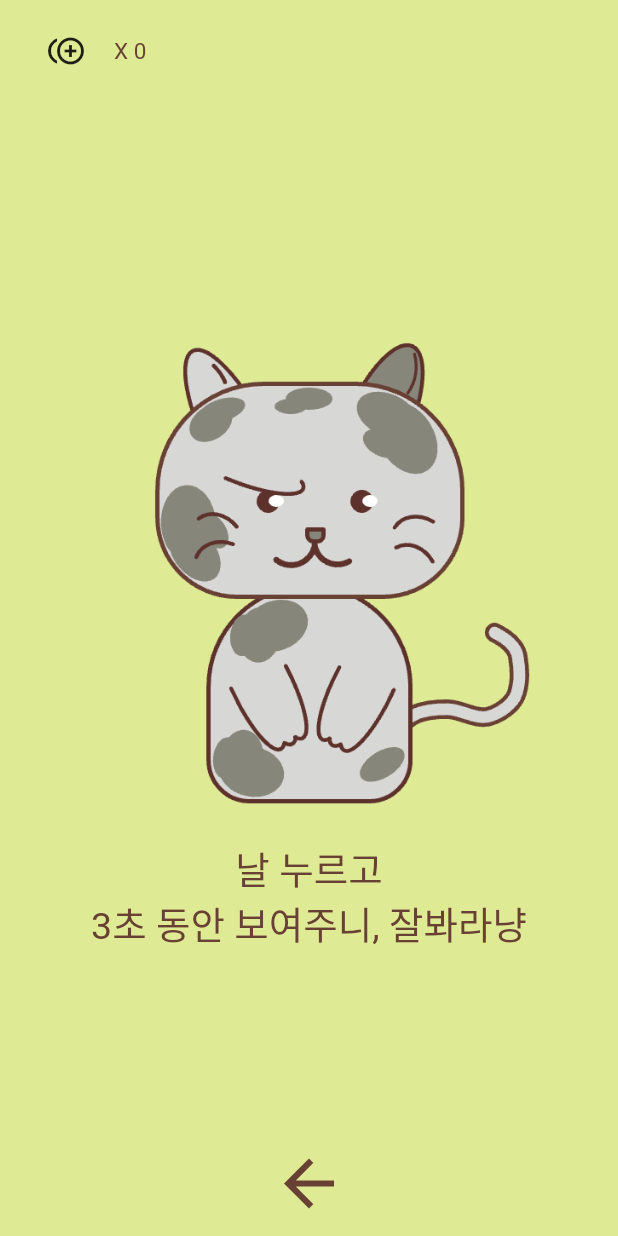
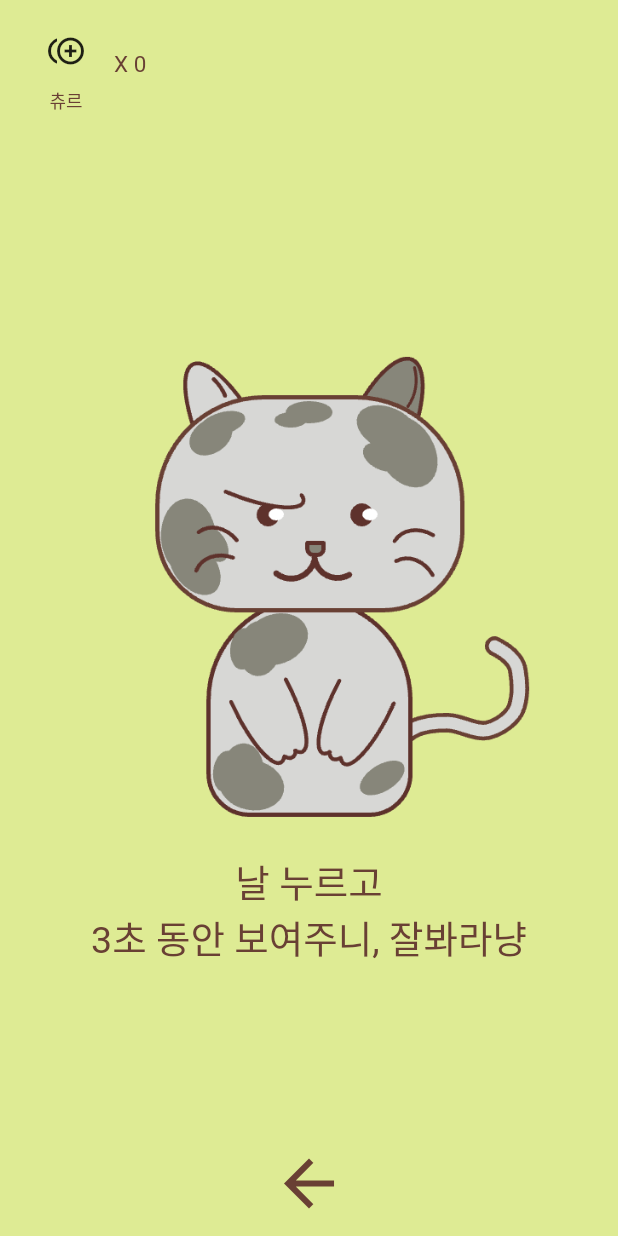
Before and after one commit to Dolphin-PC/memory_game, a Flutter app: the StageScreen screen opened directly, after a tap on an icon or button, on a phone screen of 412 x 824 dp. Run offline on Flutter 3.47's test engine with Material 2 defaults, Android fonts, the phone set to English and light mode, and no system bars; our stand-ins replace fluttertoast, google_fonts, google_mobile_ads, logger, package_info_plus, shared_preferences and 1 more; missing offline and left inert: flutter_windowmanager; accounts and stored records are empty; network calls fail.

Commit message:
게임 ui 수정(toast)

```diff
--- a/lib/screens/game_screen.dart
+++ b/lib/screens/game_screen.dart
@@ -64,7 +64,7 @@ class _GameScreenState extends State<GameScreen> {
     if (gameProvider.isAllUnCorrect) {
       text = "남은 생명이 없다냥\n다시 할거면 날 눌러라냥";
     } else if (gameProvider.isAllCorrect) {
-      text = "정답이다냥\n다시 할거면 날 눌러라냥";
+      text = "정답이다냥";
       catImageName = "same_card_cat_hands_up.png";
     }
 
@@ -78,6 +78,34 @@ class _GameScreenState extends State<GameScreen> {
           text,
           textAlign: TextAlign.center,
           style: TextStyles.cardText,
+        ),
+        Visibility(
+          visible: gameProvider.isAllCorrect,
+          child: Row(
+            mainAxisAlignment: MainAxisAlignment.spaceEvenly,
+            children: [
+              Column(
+                children: [
+                  IconButton(
+                    onPressed: () => Navigator.pop(context),
+                    icon: Icon(Icons.list_rounded),
+                    iconSize: 32,
+                  ),
+                  Text('목록으로', style: TextStyles.plainText)
+                ],
+              ),
+              Column(
+                children: [
+                  IconButton(
+                    onPressed: () => gameStart(),
+                    icon: Icon(Icons.refresh),
+                    iconSize: 32,
+                  ),
+                  Text('다시하기', style: TextStyles.plainText)
+                ],
+              ),
+            ],
+          ),
         )
       ],
     );
@@ -89,7 +117,7 @@ class _GameScreenState extends State<GameScreen> {
     await pointProvider.addPoint(PointType.gameClear);
     await stageProvider.update(stageInfoModel: widget.stageInfoModel, prmMap: {'is_clear': true});
     if (await stageProvider.unlockNextRound(stageInfoModel: widget.stageInfoModel)) {
-      Toasts.show(msg: "다음 스테이지가 열렸다냥");
+      Toasts.show(msg: "다음 스테이지가 열렸다냥\n츄르 1개를 얻었다냥");
     }
   }
 
--- a/lib/styles/text_styles.dart
+++ b/lib/styles/text_styles.dart
@@ -7,6 +7,7 @@ class TextStyles {
   static TextStyle get titleText => GoogleFonts.nanumBrushScript(color: ColorStyles.textColor, fontSize: 50, fontWeight: FontWeight.w700);
   static TextStyle get cardText => GoogleFonts.nanumBrushScript(color: ColorStyles.borderColor, fontSize: 25, fontWeight: FontWeight.w400);
   static TextStyle get plainText => GoogleFonts.nanumGothic(color: ColorStyles.borderColor, fontSize: 15, fontWeight: FontWeight.w400);
+  static TextStyle get labelText => GoogleFonts.nanumGothic(color: ColorStyles.borderColor, fontSize: 12, fontWeight: FontWeight.w400);
   static TextStyle get buttonText => GoogleFonts.nanumGothic(color: ColorStyles.borderColor, fontSize: 15, fontWeight: FontWeight.w400);
 
   static TextStyle plainTexts([double fontSize = 15]) {
--- a/lib/widgets/point_widget.dart
+++ b/lib/widgets/point_widget.dart
@@ -1,5 +1,6 @@
 import 'package:card_memory_game/ads/ad_rewarded.dart';
 import 'package:card_memory_game/common/widgets/dialogs.dart';
+import 'package:card_memory_game/common/widgets/toasts.dart';
 import 'package:card_memory_game/main.dart';
 import 'package:card_memory_game/providers/point_provider.dart';
 import 'package:card_memory_game/screens/point_history_screen.dart';
@@ -29,6 +30,9 @@ class _PointWidgetState extends State<PointWidget> {
     PointProvider pointProvider = Provider.of(context, listen: true);
 
     return Row(
+      crossAxisAlignment: CrossAxisAlignment.center,
+      children: [
+        Column(
           children: [
             IconButton(
               icon: const Icon(Icons.control_point_duplicate),
@@ -38,14 +42,20 @@ class _PointWidgetState extends State<PointWidget> {
                   contentText: "광고를 시청하면, 츄르를 ${PointType.watchAds}개를 준다냥",
                   succBtnName: "시청",
                   succFn: () {
-                adRewarded.rewardedAd?.show(onUserEarnedReward: (_, RewardItem reward) {
+                    adRewarded.rewardedAd?.show(
+                      onUserEarnedReward: (_, RewardItem reward) {
                         logger.d("광고 시청 완료, ${reward.type}");
                         pointProvider.addPoint(PointType.watchAds);
-                });
+                        Toasts.show(msg: "츄르 5개를 얻었다냥");
+                      },
+                    );
                     Navigator.pop(context);
                   },
                 );
               },
+            ),
+            Text('츄르', style: TextStyles.labelText)
+          ],
         ),
         const SizedBox(width: 8),
         FutureBuilder(
```
Lines whose indentation alone changed are shown as unchanged.
